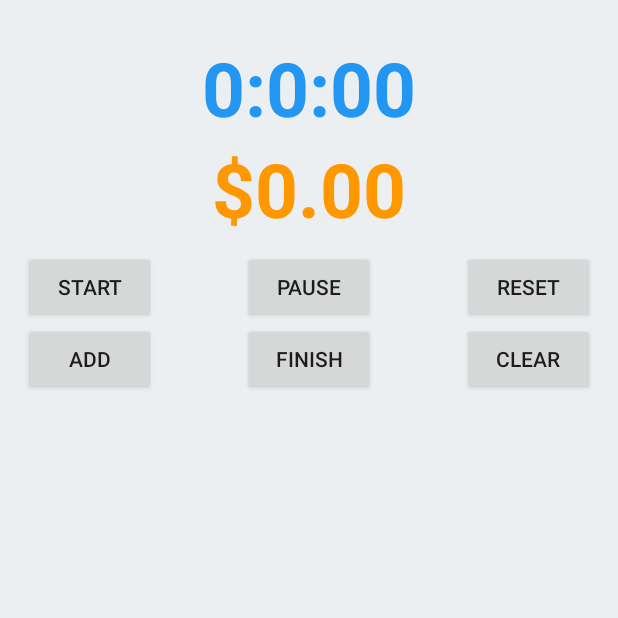
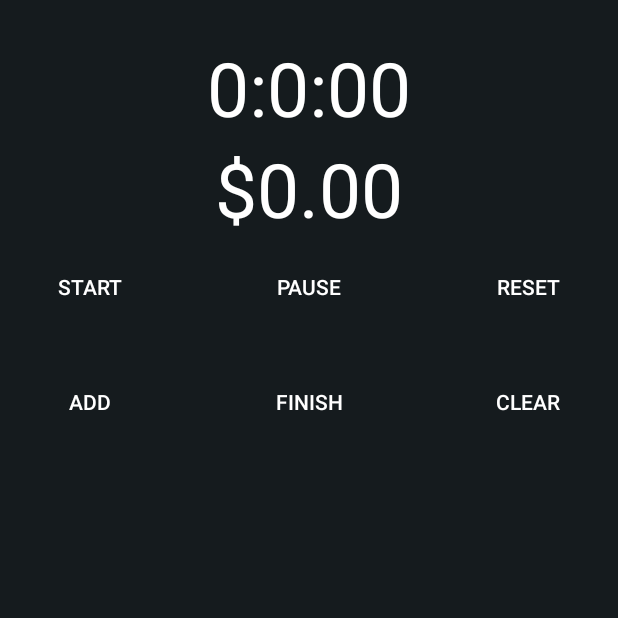
Before and after one commit to MBarrett1/Work_Time, an Android app: the screen it shows after launch (MainActivity), on a phone screen of 412 x 824 dp, the top half of it. Run offline under Robolectric (Android 15) with nearby library versions, the phone set to English and light mode, and no system bars.

Commit message:
UI Update

```diff
--- a/app/src/main/java/com/example/worktime/MainActivity.java
+++ b/app/src/main/java/com/example/worktime/MainActivity.java
@@ -59,7 +59,6 @@ public class MainActivity extends AppCompatActivity {
         handler = new Handler() ;
 
         loadData();
-//        ListElementsArrayList = new ArrayList<String>(Arrays.asList(ListElements));
 
         adapter = new ArrayAdapter<String>(MainActivity.this,
                 android.R.layout.simple_list_item_1,
--- a/app/src/main/res/layout/activity_main.xml
+++ b/app/src/main/res/layout/activity_main.xml
@@ -9,7 +9,7 @@
     android:paddingRight="@dimen/activity_horizontal_margin"
     android:paddingTop="@dimen/activity_vertical_margin"
     tools:context="com.example.worktime.MainActivity"
-    android:background="#ECEFF1">
+    android:background="#151B1E">
 
     <TextView
         android:id="@+id/textView"
@@ -19,9 +19,8 @@
         android:layout_centerHorizontal="true"
         android:layout_marginBottom="-76dp"
         android:text="0:0:00"
-        android:textColor="#2196F3"
-        android:textSize="50dp"
-        android:textStyle="bold" />
+        android:textColor="#FFFFFF"
+        android:textSize="50dp" />
 
     <TextView
         android:id="@+id/moneyView"
@@ -31,11 +30,12 @@
         android:layout_centerHorizontal="true"
         android:layout_marginTop="76dp"
         android:text="$0.00"
-        android:textColor="#FF9800"
-        android:textSize="50dp"
-        android:textStyle="bold" />
+        android:textColor="#FFFFFF"
+        android:textSize="50dp" />
 
     <Button
+        style="?android:attr/borderlessButtonStyle"
+        android:textColor="#FFFFFF"
         android:id="@+id/button"
         android:layout_width="wrap_content"
         android:layout_height="wrap_content"
@@ -45,6 +45,8 @@
         android:text="Start" />
 
     <Button
+        style="?android:attr/borderlessButtonStyle"
+        android:textColor="#FFFFFF"
         android:id="@+id/button2"
         android:layout_width="wrap_content"
         android:layout_height="wrap_content"
@@ -54,13 +56,17 @@
 
     <Button
         android:id="@+id/button5"
+        style="?android:attr/borderlessButtonStyle"
         android:layout_width="wrap_content"
         android:layout_height="wrap_content"
-        android:layout_alignParentEnd="true"
-        android:layout_below="@+id/button"
-        android:text="Clear" />
+        android:layout_alignStart="@+id/button3"
+        android:layout_alignTop="@+id/button6"
+        android:text="Clear"
+        android:textColor="#FFFFFF" />
 
     <Button
+        style="?android:attr/borderlessButtonStyle"
+        android:textColor="#FFFFFF"
         android:id="@+id/button3"
         android:layout_width="wrap_content"
         android:layout_height="wrap_content"
@@ -70,13 +76,18 @@
 
     <Button
         android:id="@+id/button6"
+        style="?android:attr/borderlessButtonStyle"
         android:layout_width="wrap_content"
         android:layout_height="wrap_content"
-        android:layout_alignParentStart="true"
-        android:layout_below="@+id/button"
-        android:text="Add" />
+        android:layout_alignParentTop="true"
+        android:layout_alignStart="@+id/button"
+        android:layout_marginTop="228dp"
+        android:text="Add"
+        android:textColor="#FFFFFF" />
 
     <Button
+        style="?android:attr/borderlessButtonStyle"
+        android:textColor="#FFFFFF"
         android:id="@+id/button4"
         android:layout_width="wrap_content"
         android:layout_height="wrap_content"
@@ -87,9 +98,9 @@
     <ListView
         android:id="@+id/listview1"
         android:layout_width="match_parent"
-        android:layout_height="254dp"
+        android:layout_height="255dp"
         android:layout_below="@+id/button4"
         android:layout_centerHorizontal="true"
-        android:layout_marginTop="10dp" />
+        android:layout_marginTop="4dp" />
 
 </RelativeLayout>
--- a/app/src/main/res/values/colors.xml
+++ b/app/src/main/res/values/colors.xml
@@ -1,6 +1,9 @@
 <?xml version="1.0" encoding="utf-8"?>
 <resources>
     <color name="colorPrimary">#2196F3</color>
-    <color name="colorPrimaryDark">#1976D2</color>
-    <color name="colorAccent">#FF9800</color>
+    <color name="colorPrimaryDark">#151B1E</color>
+    <color name="colorAccent">#5E97F6</color>
+    <color name="colorVeryBlack">#0D1012</color>
+    <color name="colorBlack">#000000</color>
+    <color name="colorWhite">#FFFFFF</color>
 </resources>
--- a/app/src/main/res/values/styles.xml
+++ b/app/src/main/res/values/styles.xml
@@ -6,6 +6,17 @@
         <item name="colorPrimary">@color/colorPrimary</item>
         <item name="colorPrimaryDark">@color/colorPrimaryDark</item>
         <item name="colorAccent">@color/colorAccent</item>
+        <item name="android:statusBarColor">@color/colorVeryBlack</item>
+    </style>
+
+    <style name="ButtonStyle" parent="@android:style/Widget.Button">
+        <item name="android:layout_width">fill_parent</item>
+        <item name="android:textColor">@color/colorWhite</item>
+        <item name="android:textSize">18sp</item>
+        <item name="android:padding">10dp</item>
+        <item name="android:textStyle">bold</item>
+        <item name="android:background">@color/colorPrimary</item>
+        <item name="android:gravity">center</item>
     </style>
 
 </resources>
```
